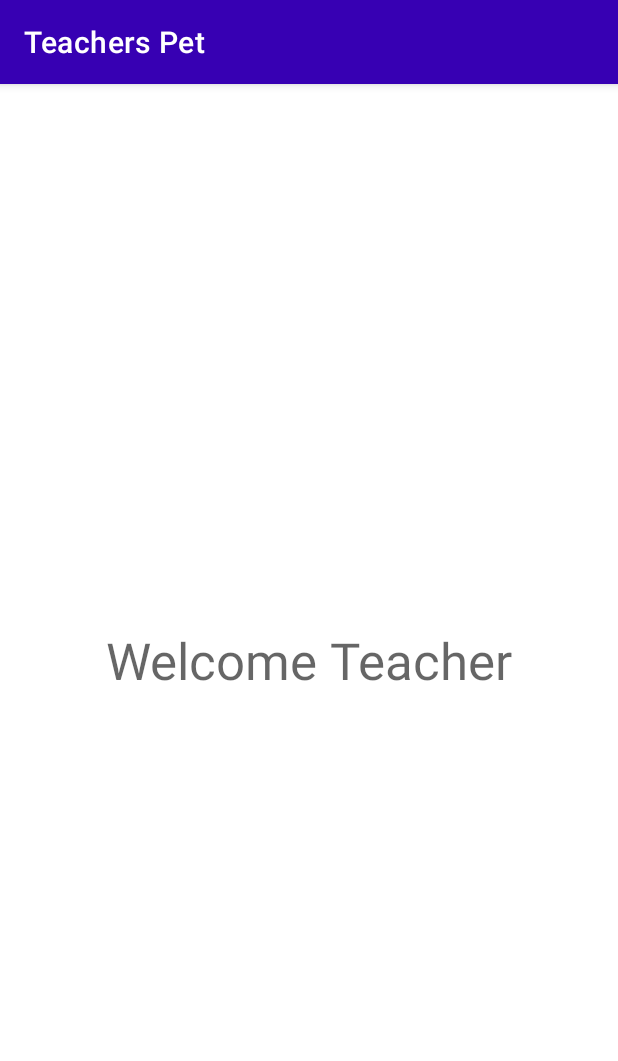
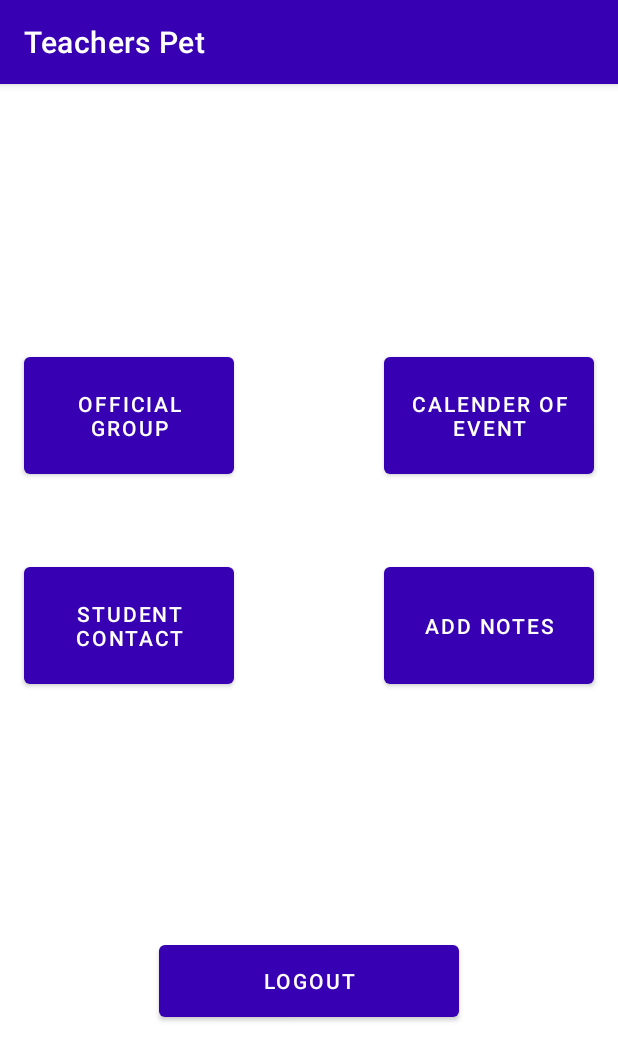
Before and after one commit to AmartyaDey24/Teachers_pet, an Android app: the welcome_teacher screen opened directly, with no data from a screen before it, on a phone screen of 412 x 824 dp. Shown: the top 1061 px of the screen. Run offline under Robolectric (Android 15) with nearby library versions, the light colour scheme and no system bars; our stand-ins replace Firebase (no records; nobody signed in at launch, a user with empty details on screens opened directly).

Commit message:
Logout done

```diff
--- a/app/src/main/java/com/example/teacherspet/verification_teacher.java
+++ b/app/src/main/java/com/example/teacherspet/verification_teacher.java
@@ -81,6 +81,8 @@ public class verification_teacher extends AppCompatActivity {
                                 teacherVerificationFeedback.setText("Invalid OTP");
                             }
                         }
+                        teacherVerificationProgress.setVisibility(View.INVISIBLE);
+                        teacherVerificationButton.setEnabled(true);
                     }
                 });
     }
--- a/app/src/main/java/com/example/teacherspet/welcome_teacher.java
+++ b/app/src/main/java/com/example/teacherspet/welcome_teacher.java
@@ -4,6 +4,8 @@ import androidx.appcompat.app.AppCompatActivity;
 
 import android.content.Intent;
 import android.os.Bundle;
+import android.view.View;
+import android.widget.Button;
 
 import com.google.firebase.auth.FirebaseAuth;
 import com.google.firebase.auth.FirebaseUser;
@@ -13,6 +15,12 @@ public class welcome_teacher extends AppCompatActivity {
     private FirebaseAuth mAuth;
     private FirebaseUser mCurrentUser;
 
+    private Button teacherOfficialGrp;
+    private Button teacherEvent;
+    private Button studentContact;
+    private Button addNotes;
+    private Button teacherLogout;
+
     @Override
     protected void onCreate(Bundle savedInstanceState) {
         super.onCreate(savedInstanceState);
@@ -20,17 +28,35 @@ public class welcome_teacher extends AppCompatActivity {
 
         mAuth = FirebaseAuth.getInstance();
         mCurrentUser = mAuth.getCurrentUser();
+
+        teacherOfficialGrp = findViewById(R.id.teacherOfficialGrp);
+        teacherEvent = findViewById(R.id.teacherevent);
+        studentContact = findViewById(R.id.studentContact);
+        addNotes = findViewById(R.id.addNotes);
+        teacherLogout = findViewById(R.id.teacherLogout);
+
+        teacherLogout.setOnClickListener(new View.OnClickListener() {
+            @Override
+            public void onClick(View v) {
+                mAuth.signOut();
+                sendUserToLogin1();
+            }
+        });
     }
 
     @Override
     protected void onStart() {
         super.onStart();
         if(mCurrentUser == null){
-            Intent loginIntent = new Intent(welcome_teacher.this, MainActivity.class);
-            loginIntent.addFlags(Intent.FLAG_ACTIVITY_CLEAR_TOP);
-            loginIntent.addFlags(Intent.FLAG_ACTIVITY_CLEAR_TASK);
-            startActivity(loginIntent);
-            finish();
+            sendUserToLogin1();
         }
     }
+
+    private void sendUserToLogin1(){
+        Intent loginIntent = new Intent(welcome_teacher.this, MainActivity.class);
+        loginIntent.addFlags(Intent.FLAG_ACTIVITY_CLEAR_TOP);
+        loginIntent.addFlags(Intent.FLAG_ACTIVITY_CLEAR_TASK);
+        startActivity(loginIntent);
+        finish();
+    }
 }
--- a/app/src/main/res/layout/activity_welcome_teacher.xml
+++ b/app/src/main/res/layout/activity_welcome_teacher.xml
@@ -6,20 +6,65 @@
     android:layout_height="match_parent"
     tools:context=".welcome_teacher">
 
-    <TextView
-        android:id="@+id/textView3"
-        android:layout_width="wrap_content"
-        android:layout_height="wrap_content"
+    <Button
+        android:id="@+id/teacherOfficialGrp"
+        android:layout_width="140dp"
+        android:layout_height="90dp"
         android:layout_marginStart="16dp"
         android:layout_marginLeft="16dp"
-        android:layout_marginTop="16dp"
+        android:layout_marginTop="176dp"
+        android:text="official group"
+        app:layout_constraintStart_toStartOf="parent"
+        app:layout_constraintTop_toTopOf="parent" />
+
+    <Button
+        android:id="@+id/teacherevent"
+        android:layout_width="140dp"
+        android:layout_height="90dp"
+        android:layout_marginTop="176dp"
         android:layout_marginEnd="16dp"
         android:layout_marginRight="16dp"
-        android:layout_marginBottom="16dp"
-        android:text="Welcome Teacher"
-        android:textAppearance="@style/TextAppearance.AppCompat.Display1"
+        android:text="calender of event"
+        app:layout_constraintEnd_toEndOf="parent"
+        app:layout_constraintHorizontal_bias="1.0"
+        app:layout_constraintStart_toEndOf="@+id/teacherOfficialGrp"
+        app:layout_constraintTop_toTopOf="parent" />
+
+    <Button
+        android:id="@+id/studentContact"
+        android:layout_width="140dp"
+        android:layout_height="90dp"
+        android:layout_marginStart="16dp"
+        android:layout_marginLeft="16dp"
+        android:layout_marginTop="50dp"
+        android:text="student contact"
+        app:layout_constraintStart_toStartOf="parent"
+        app:layout_constraintTop_toBottomOf="@+id/teacherOfficialGrp" />
+
+    <Button
+        android:id="@+id/addNotes"
+        android:layout_width="140dp"
+        android:layout_height="90dp"
+        android:layout_marginTop="50dp"
+        android:layout_marginEnd="16dp"
+        android:layout_marginRight="16dp"
+        android:text="add notes"
+        app:layout_constraintEnd_toEndOf="parent"
+        app:layout_constraintHorizontal_bias="1.0"
+        app:layout_constraintStart_toEndOf="@+id/studentContact"
+        app:layout_constraintTop_toBottomOf="@+id/teacherevent" />
+
+    <Button
+        android:id="@+id/teacherLogout"
+        android:layout_width="200dp"
+        android:layout_height="60dp"
+        android:layout_marginStart="16dp"
+        android:layout_marginLeft="16dp"
+        android:layout_marginEnd="16dp"
+        android:layout_marginRight="16dp"
+        android:layout_marginBottom="140dp"
+        android:text="logout"
         app:layout_constraintBottom_toBottomOf="parent"
         app:layout_constraintEnd_toEndOf="parent"
-        app:layout_constraintStart_toStartOf="parent"
-        app:layout_constraintTop_toTopOf="parent" />
+        app:layout_constraintStart_toStartOf="parent" />
 </androidx.constraintlayout.widget.ConstraintLayout>
```
Also changed, not shown: app/src/main/java/com/example/teacherspet/student_login.java (+42 -6 lines), app/src/main/java/com/example/teacherspet/teacher_login.java (+41 -5 lines), app/src/main/java/com/example/teacherspet/welcome_student.java (+30 -5 lines), app/src/main/res/layout/activity_student_login.xml (+4 -4 lines), app/src/main/res/layout/activity_teacher_login.xml (+9 -7 lines), app/src/main/res/layout/activity_welcome_student.xml (+14 -14 lines).
